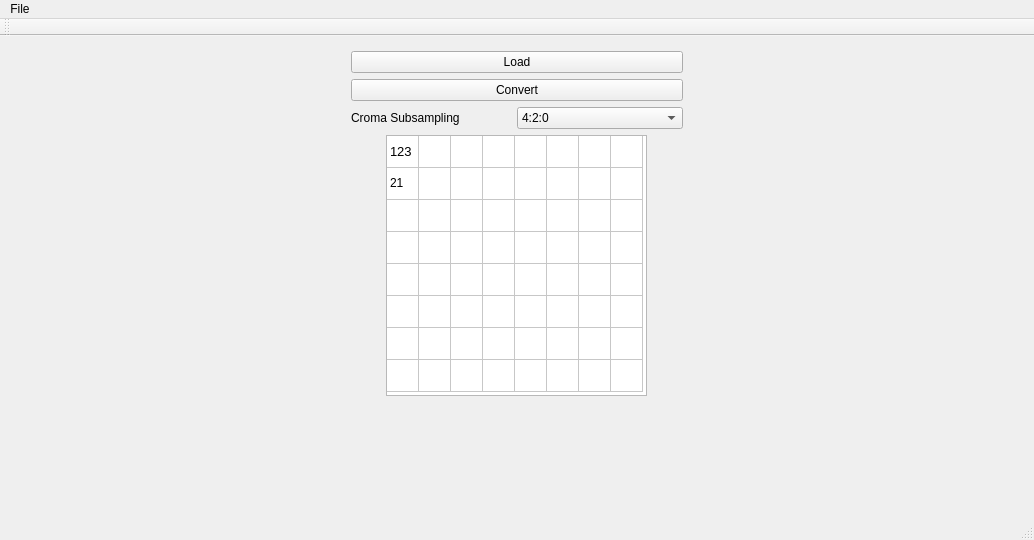
First picture: the form in assignment_2/CMPT365A2/mainwindow.ui, repository rafidashab/cmpt-365, before the edit.
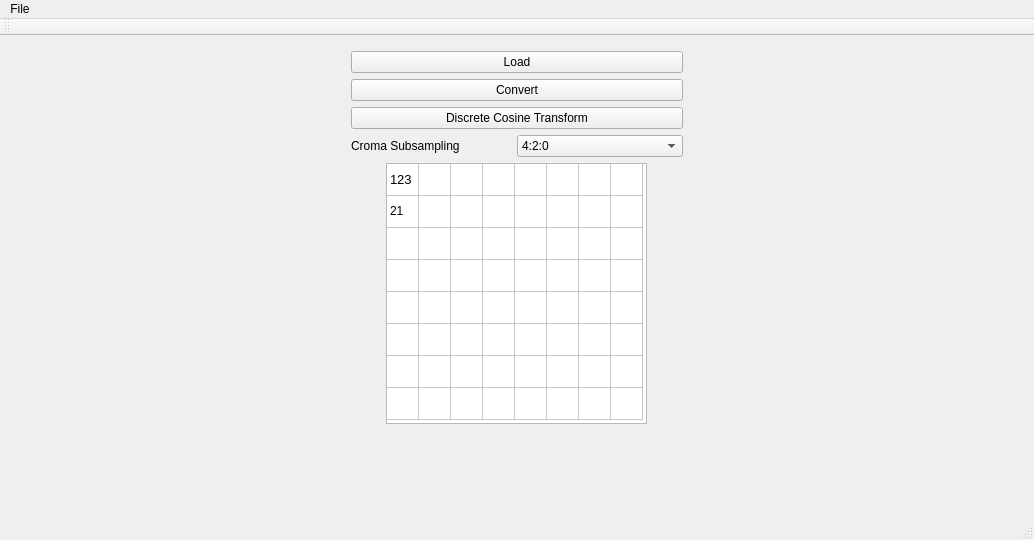
Second picture: the form after the edit.

The edit to the form file:
```diff
--- a/assignment_2/CMPT365A2/mainwindow.ui
+++ b/assignment_2/CMPT365A2/mainwindow.ui
@@ -100,6 +100,13 @@
           </property>
          </widget>
         </item>
+        <item>
+         <widget class="QPushButton" name="dct">
+          <property name="text">
+           <string>Discrete Cosine Transform</string>
+          </property>
+         </widget>
+        </item>
         <item>
          <layout class="QGridLayout" name="gridLayout">
           <property name="spacing">
```
